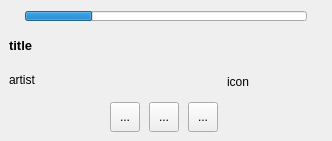
The window that MediaFlyout/MediaFlyout.ui (rampageX/QuickSoundSwitcher) describes before a commit, drawn with Qt 5.
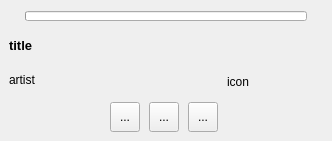
The same window after the commit.

Diff of the .ui file:
```diff
--- a/MediaFlyout/MediaFlyout.ui
+++ b/MediaFlyout/MediaFlyout.ui
@@ -182,7 +182,7 @@
         </size>
        </property>
        <property name="value">
-        <number>24</number>
+        <number>0</number>
        </property>
        <property name="textVisible">
         <bool>false</bool>
```
